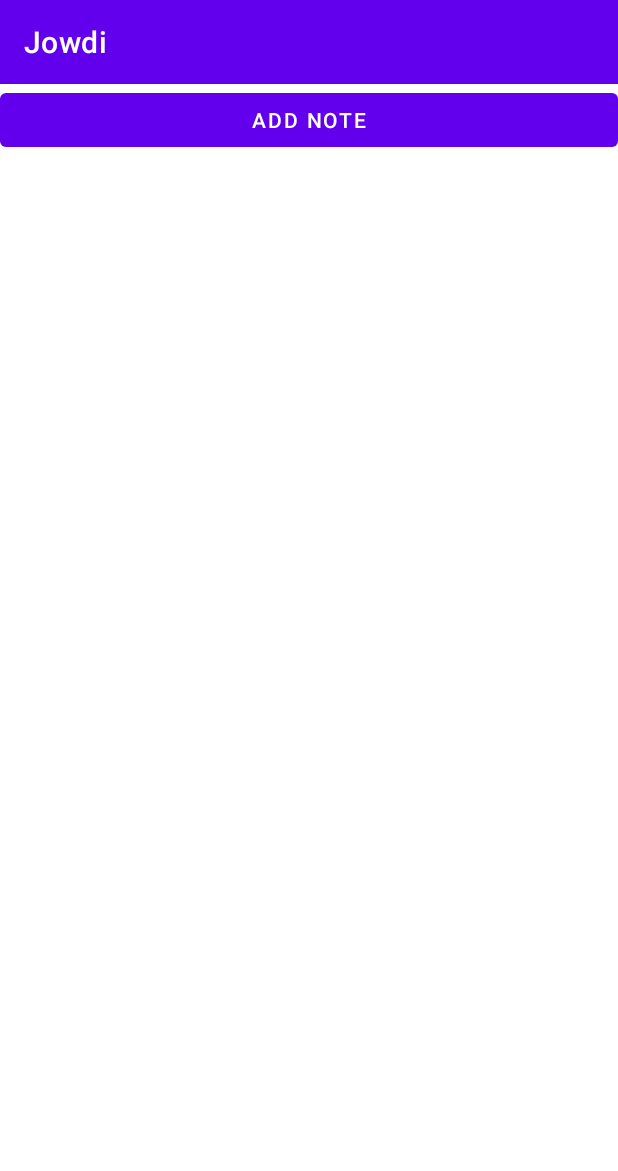
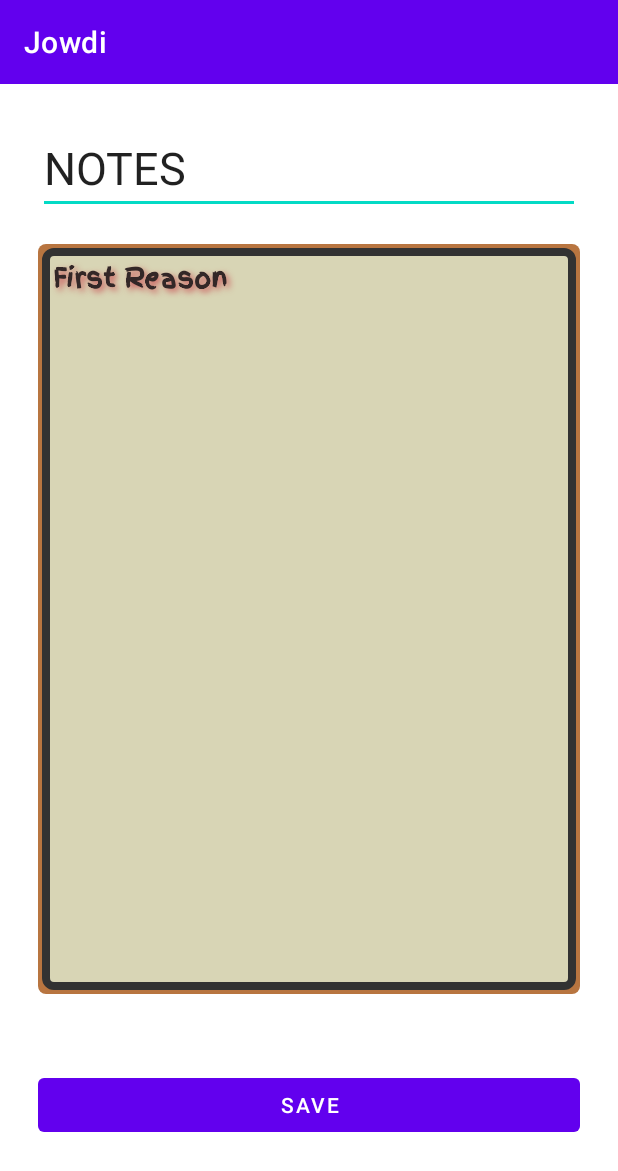
Before and after one commit to jamlumauig/jowdi, an Android app: the fragment NotesFragment shown on its own in the app's theme, on a phone screen of 412 x 824 dp. Shown: the top 1171 px of the screen. Run offline under Robolectric (Android 15) with nearby library versions, the phone set to English and light mode, and no system bars; our stand-ins replace data binding; Roboto replaces fonts that are not available here; 1 statement that could not run was skipped.

Commit message:
update note

```diff
--- a/app/build.gradle
+++ b/app/build.gradle
@@ -60,11 +60,9 @@ dependencies {
     implementation 'androidx.room:room-ktx:2.4.2'
     androidTestImplementation 'androidx.room:room-testing:2.4.2'
 
-    implementation "net.zetetic:android-database-sqlcipher:4.5.0"
-    implementation "androidx.sqlite:sqlite-ktx:2.2.0"
-
     implementation "com.airbnb.android:lottie:3.7.2"
 
+    //di naman ginamit lol hahah
     implementation platform('com.google.firebase:firebase-bom:29.2.1')
     implementation 'com.google.firebase:firebase-analytics:20.1.1'
 
--- a/app/src/main/java/jcb/bb/jowdi/ApiConnection/UserRepository.kt
+++ b/app/src/main/java/jcb/bb/jowdi/ApiConnection/UserRepository.kt
@@ -6,4 +6,6 @@ import jcb.bb.jowdi.database.UserDao
 
 class UserRepository(userDao: UserDao) {
     val getAlldata: LiveData<List<ListDataModel>> = userDao.getAllData()
+    val saveData: LiveData<List<ListDataModel>> = userDao.insert()
+
 }
--- a/app/src/main/java/jcb/bb/jowdi/Views/Model/ListDataModel.kt
+++ b/app/src/main/java/jcb/bb/jowdi/Views/Model/ListDataModel.kt
@@ -12,4 +12,5 @@ data class ListDataModel(
     val category: String,
     val image: String
 ) {
+
 }
--- a/app/src/main/java/jcb/bb/jowdi/Views/View/FourthFragment.kt
+++ b/app/src/main/java/jcb/bb/jowdi/Views/View/FourthFragment.kt
@@ -31,7 +31,6 @@ class FourthFragment : Fragment(), AdapterOnClick {
     private val binding get() = _binding!!
 
     private lateinit var rview: RecyclerView
-
     private lateinit var adapterx: MusicAdapter
 
     private lateinit var model: ViewModel
--- a/app/src/main/java/jcb/bb/jowdi/Views/View/NotesFragment.kt
+++ b/app/src/main/java/jcb/bb/jowdi/Views/View/NotesFragment.kt
@@ -1,46 +1,38 @@
 package jcb.bb.jowdi.Views.View
 
-import android.annotation.SuppressLint
 import android.os.Bundle
 import androidx.fragment.app.Fragment
 import android.view.LayoutInflater
 import android.view.View
 import android.view.ViewGroup
+import android.widget.Button
+import android.widget.EditText
 import jcb.bb.jowdi.databinding.FragmentNotesBinding
-import androidx.test.core.app.ApplicationProvider.getApplicationContext
 
-import android.content.SharedPreferences
-import android.app.AlertDialog
-import android.content.Context
 import android.widget.ListView
+import android.widget.TextView
+import androidx.recyclerview.widget.RecyclerView
 
-import android.widget.AdapterView.OnItemLongClickListener
-
-import android.text.Editable
-
-import android.text.TextWatcher
 import jcb.bb.jowdi.Adapter.AdapterOnClick
 import jcb.bb.jowdi.Adapter.NotesAdapter
+import jcb.bb.jowdi.Views.Model.ListDataModel
+import jcb.bb.jowdi.Views.Viewmodel.ViewModel
 
 class NotesFragment : Fragment(), AdapterOnClick {
 
     private var _binding: FragmentNotesBinding? = null
     private val binding get() = _binding!!
 
-    lateinit var listView: ListView
+    private lateinit var rview: RecyclerView
+    private lateinit var model: ViewModel
+    private var datafav = ArrayList<ListDataModel>()
 
     lateinit var arrayAdapter: NotesAdapter
-    var notes = ArrayList<String>()
+    lateinit var title : EditText
+    lateinit var desc : EditText
 
-    var noteID: Int = 0
-
-    var set: String = String()
-    var idName: Int = 0
-
-
-    val sharedPreferences = getApplicationContext<Context>().getSharedPreferences(
-        "jcb.bb.jowdi",
-        Context.MODE_PRIVATE)
+    lateinit var titleText :String
+    lateinit var descText :String
 
     override fun onCreateView(
         inflater: LayoutInflater, container: ViewGroup?,
@@ -48,149 +40,69 @@ class NotesFragment : Fragment(), AdapterOnClick {
     ): View {
 
         _binding = FragmentNotesBinding.inflate(inflater, container, false)
-        //initialize()
-        listView = binding.listView
-
+        initialize()
         firstactivity()
         retrieve()
         add()
         return binding.root
     }
 
+
+    private fun initialize() {
+        rview = binding.listView
+        title = binding.title
+        desc = binding.desc
+
+    }
+
+    fun getAllData() {
+        datafav.clear()
+        model.readAllData.observe(viewLifecycleOwner, { data ->
+            rview.visibility = View.VISIBLE
+            rview.alpha = 0f
+            rview.animate().setDuration(300).alpha(1f).withEndAction {
+                for (item in data) {
+                    if (item.category == "notes") {
+                        datafav.add(item)
+                        arrayAdapter = NotesAdapter(datafav, this)
+                        rview.adapter = arrayAdapter
+                    }
+                }
+            }
+        })
+    }
+
+
     fun firstactivity() {
+        getAllData()
 
         binding.addNote.setOnClickListener {
             binding.firstLayout.visibility = View.GONE
             binding.secondLayout.visibility = View.VISIBLE
+
+            binding.save.setOnClickListener{
+                add()
+            }
         }
-        dialog()
 
     }
 
-    fun dialog() {
-        set = (sharedPreferences.getStringSet("notes", null) as HashSet<String>?).toString()
+    fun delete() {
 
-      //  notes = value.
-        for (value in set) {
-            arrayAdapter = NotesAdapter(notes, this)
-            listView.adapter = arrayAdapter
-        }
-        // Using custom listView Provided by Android Studio
-
-        // Using custom listView Provided by Android Studio
-        /*arrayAdapter = NotesAdapter(notes, this)
-
-        listView.adapter = arrayAdapter*/
-
-        /*  listView.onItemLongClickListener =
-              OnItemLongClickListener { _, _, i, _ ->
-                  val itemToDelete = i
-                  // To delete the data from the App
-                  AlertDialog.Builder(requireContext())
-                      .setIcon(android.R.drawable.ic_dialog_alert)
-                      .setTitle("Are you sure?")
-                      .setMessage("Do you want to delete this note?")
-                      .setPositiveButton(
-                          "Yes"
-                      ) { _, i ->
-                          notes.removeAt(itemToDelete)
-                          arrayAdapter!!.notifyDataSetChanged()
-                          val sharedPreferences =
-                              getApplicationContext<Context>()
-                                  .getSharedPreferences(
-                                      "com.example.notes",
-                                      Context.MODE_PRIVATE
-                                  )
-                          val set: HashSet<String> = HashSet()
-                          sharedPreferences.edit().putStringSet("notes", set).apply()
-                      }.setNegativeButton("No", null).show()
-                  true
-              }*/
     }
 
     fun add() {
-        val editor: SharedPreferences.Editor =
-            requireActivity().getSharedPreferences("jcb.bb.jowdi", Context.MODE_PRIVATE).edit()
-        editor.putString("name", "jowdi")
-        editor.putInt("ID", 1)
-        editor.apply()
+        titleText = binding.title.editableText.toString()
+        descText = binding.desc.editableText.toString()
     }
 
     fun retrieve() {
-        set = sharedPreferences.getString("name", "No name defined").toString()
-
-        idName = sharedPreferences.getInt("idName", 0)
-    }
-
-    @SuppressLint("NotifyDataSetChanged")
-    private fun initialize() {
-
-        if (noteID != -1) {
-            binding.editText.setText(notes[noteID])
-        } else {
-            notes.add("")
-            noteID = notes.size - 1
-            arrayAdapter.notifyDataSetChanged()
-        }
-
-        binding.editText.addTextChangedListener(object : TextWatcher {
-            override fun beforeTextChanged(charSequence: CharSequence, i: Int, i1: Int, i2: Int) {
-                // add your code here
-            }
-
-            override fun onTextChanged(charSequence: CharSequence, i: Int, i1: Int, i2: Int) {
-                notes[noteID] = charSequence.toString()
-                arrayAdapter.notifyDataSetChanged()
-                val sharedPreferences = getApplicationContext<Context>().getSharedPreferences(
-                    "jowdi",
-                    Context.MODE_PRIVATE
-                )
-                val set: HashSet<String> = HashSet(notes)
-                sharedPreferences.edit().putStringSet("notes", set).apply()
-            }
-
-            override fun afterTextChanged(editable: Editable) {
-                // add your code here
-            }
-        })
 
     }
 
-    @SuppressLint("NotifyDataSetChanged")
+
     override fun onAdapterClick(positon: Int) {
-        binding.firstLayout.visibility = View.GONE
-        binding.secondLayout.visibility = View.VISIBLE
-       //initialize()
 
-        noteID = positon
-        if (noteID != -1) {
-            binding.editText.setText(notes[noteID])
-        } else {
-            notes.add("")
-            noteID = notes.size - 1
-            arrayAdapter.notifyDataSetChanged()
-        }
-
-        binding.editText.addTextChangedListener(object : TextWatcher {
-            override fun beforeTextChanged(charSequence: CharSequence, i: Int, i1: Int, i2: Int) {
-                // add your code here
-            }
-
-            override fun onTextChanged(charSequence: CharSequence, i: Int, i1: Int, i2: Int) {
-                notes[noteID] = charSequence.toString()
-                arrayAdapter.notifyDataSetChanged()
-                val sharedPreferences = getApplicationContext<Context>().getSharedPreferences(
-                    "jcb.bb.jowdi",
-                    Context.MODE_PRIVATE
-                )
-                val set: HashSet<String> = HashSet(notes)
-                sharedPreferences.edit().putStringSet("notes", set).apply()
-            }
-
-            override fun afterTextChanged(editable: Editable) {
-                // add your code here
-            }
-        })
 
     }
 
--- a/app/src/main/java/jcb/bb/jowdi/Views/Viewmodel/ViewModel.kt
+++ b/app/src/main/java/jcb/bb/jowdi/Views/Viewmodel/ViewModel.kt
@@ -10,11 +10,14 @@ import jcb.bb.jowdi.Views.Model.ListDataModel
 class ViewModel(application: Application) : AndroidViewModel(application) {
 
     val readAllData: LiveData<List<ListDataModel>>
+    val saveData : LiveData<List<ListDataModel>>
     private val repository: UserRepository
 
     init {
         val userDao = UserDb.getDatabase(application).userDao()
         repository = UserRepository(userDao)
         readAllData = repository.getAlldata
+        saveData = repository.getAlldata
+
     }
 }
--- a/app/src/main/java/jcb/bb/jowdi/database/UserDb.kt
+++ b/app/src/main/java/jcb/bb/jowdi/database/UserDb.kt
@@ -30,5 +30,11 @@ abstract class UserDb : RoomDatabase() {
                 return instance
             }
         }
+
+
+
     }
+
+
+
 }
--- a/app/src/main/res/layout/fragment_notes.xml
+++ b/app/src/main/res/layout/fragment_notes.xml
@@ -12,6 +12,7 @@
             android:id="@+id/firstLayout"
             android:layout_width="match_parent"
             android:layout_height="wrap_content"
+            android:visibility="gone"
             android:orientation="vertical">
 
             <Button
@@ -21,12 +22,10 @@
                 android:layout_marginBottom="40dp"
                 android:text="ADD NOTE" />
 
-            <ListView
+            <androidx.recyclerview.widget.RecyclerView
                 android:id="@+id/listView"
-                android:layout_width="409dp"
-                android:layout_height="729dp"
-                tools:layout_editor_absoluteX="1dp"
-                tools:layout_editor_absoluteY="1dp" />
+                android:layout_width="match_parent"
+                android:layout_height="wrap_content" />
         </LinearLayout>
 
         <LinearLayout
@@ -34,15 +33,21 @@
             android:layout_width="match_parent"
             android:layout_height="match_parent"
             android:layout_margin="20dp"
-            android:background="@drawable/yellow"
             android:orientation="vertical"
-            android:visibility="gone"
             android:padding="5dp">
+            <EditText
+                android:id="@+id/title"
+                android:layout_width="match_parent"
+                android:layout_height="wrap_content"
+                android:text="NOTES"
+                android:textSize="30sp"
+                android:layout_marginBottom="20dp"/>
 
             <EditText
-                android:id="@+id/editText"
+                android:id="@+id/desc"
                 android:layout_width="match_parent"
-                android:layout_height="wrap_content"
+                android:layout_height="500dp"
+                android:background="@drawable/yellow"
                 android:ems="10"
                 android:fontFamily="@font/finger_paint"
                 android:gravity="start|top"
@@ -55,9 +60,14 @@
                 android:text="First Reason"
                 android:textColor="#332727"
                 android:textSize="17sp"
-                android:textStyle="bold"
-                tools:layout_editor_absoluteX="101dp"
-                tools:layout_editor_absoluteY="316d" />
+                android:textStyle="bold" />
+
+            <Button
+                android:id="@+id/save"
+                android:layout_marginTop="50dp"
+                android:layout_width="match_parent"
+                android:layout_height="wrap_content"
+                android:text="save"/>
 
         </LinearLayout>
     </LinearLayout>
```
Also changed, not shown: app/src/main/java/jcb/bb/jowdi/Adapter/NotesAdapter.kt (+6 -43 lines), app/src/main/java/jcb/bb/jowdi/database/UserDao.kt (+13 -2 lines).
